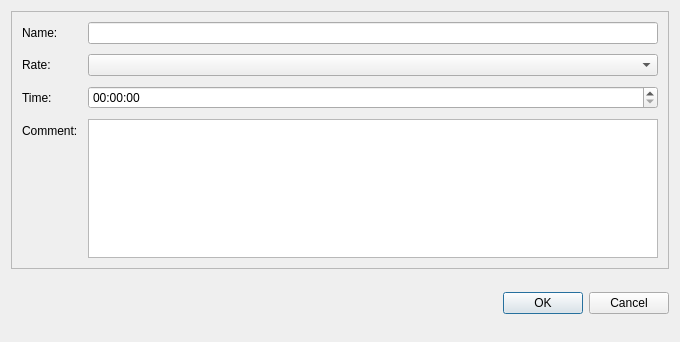
Qt form ui/RateUpdateDlg.ui (utamons/tm3) before a commit.
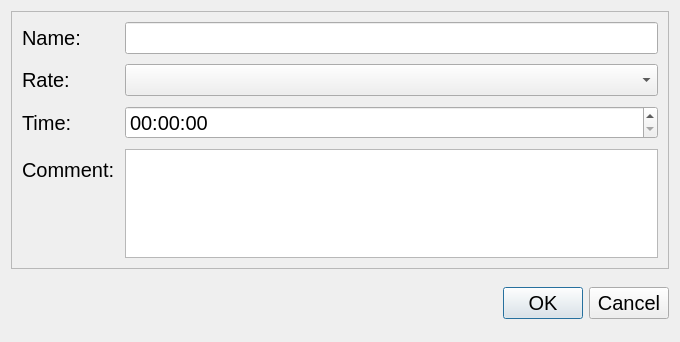
The same form after that commit.

Commit message: increased font family and size

```diff
--- a/ui/RateUpdateDlg.ui
+++ b/ui/RateUpdateDlg.ui
@@ -28,6 +28,12 @@
        <height>230</height>
       </size>
      </property>
+     <property name="font">
+      <font>
+       <family>Tahoma</family>
+       <pointsize>15</pointsize>
+      </font>
+     </property>
      <property name="frameShape">
       <enum>QFrame::StyledPanel</enum>
      </property>
@@ -55,43 +61,95 @@
       </property>
       <item row="0" column="0">
        <widget class="QLabel" name="label">
+        <property name="font">
+         <font>
+          <family>Tahoma</family>
+          <pointsize>15</pointsize>
+         </font>
+        </property>
         <property name="text">
          <string>Name:</string>
         </property>
        </widget>
       </item>
       <item row="0" column="1">
-       <widget class="QLineEdit" name="editName"/>
+       <widget class="QLineEdit" name="editName">
+        <property name="font">
+         <font>
+          <family>Tahoma</family>
+          <pointsize>15</pointsize>
+         </font>
+        </property>
+       </widget>
       </item>
       <item row="1" column="0">
        <widget class="QLabel" name="label_2">
+        <property name="font">
+         <font>
+          <family>Tahoma</family>
+          <pointsize>15</pointsize>
+         </font>
+        </property>
         <property name="text">
          <string>Rate:</string>
         </property>
        </widget>
       </item>
       <item row="1" column="1">
-       <widget class="QComboBox" name="comboUnits"/>
+       <widget class="QComboBox" name="comboUnits">
+        <property name="font">
+         <font>
+          <family>Tahoma</family>
+          <pointsize>15</pointsize>
+         </font>
+        </property>
+       </widget>
       </item>
       <item row="2" column="0">
        <widget class="QLabel" name="label_3">
+        <property name="font">
+         <font>
+          <family>Tahoma</family>
+          <pointsize>15</pointsize>
+         </font>
+        </property>
         <property name="text">
          <string>Time:</string>
         </property>
        </widget>
       </item>
       <item row="2" column="1">
-       <widget class="QTimeEdit" name="editTime"/>
+       <widget class="QTimeEdit" name="editTime">
+        <property name="font">
+         <font>
+          <family>Tahoma</family>
+          <pointsize>15</pointsize>
+         </font>
+        </property>
+       </widget>
       </item>
       <item row="3" column="0">
        <widget class="QLabel" name="label_4">
+        <property name="font">
+         <font>
+          <family>Tahoma</family>
+          <pointsize>15</pointsize>
+         </font>
+        </property>
         <property name="text">
          <string>Comment:</string>
         </property>
        </widget>
       </item>
       <item row="3" column="1">
-       <widget class="QTextEdit" name="editComment"/>
+       <widget class="QTextEdit" name="editComment">
+        <property name="font">
+         <font>
+          <family>Tahoma</family>
+          <pointsize>15</pointsize>
+         </font>
+        </property>
+       </widget>
       </item>
      </layout>
     </widget>
@@ -104,6 +162,12 @@
        <height>56</height>
       </size>
      </property>
+     <property name="font">
+      <font>
+       <family>Tahoma</family>
+       <pointsize>15</pointsize>
+      </font>
+     </property>
      <property name="orientation">
       <enum>Qt::Horizontal</enum>
      </property>
```
The commit also changes 10 other files.
